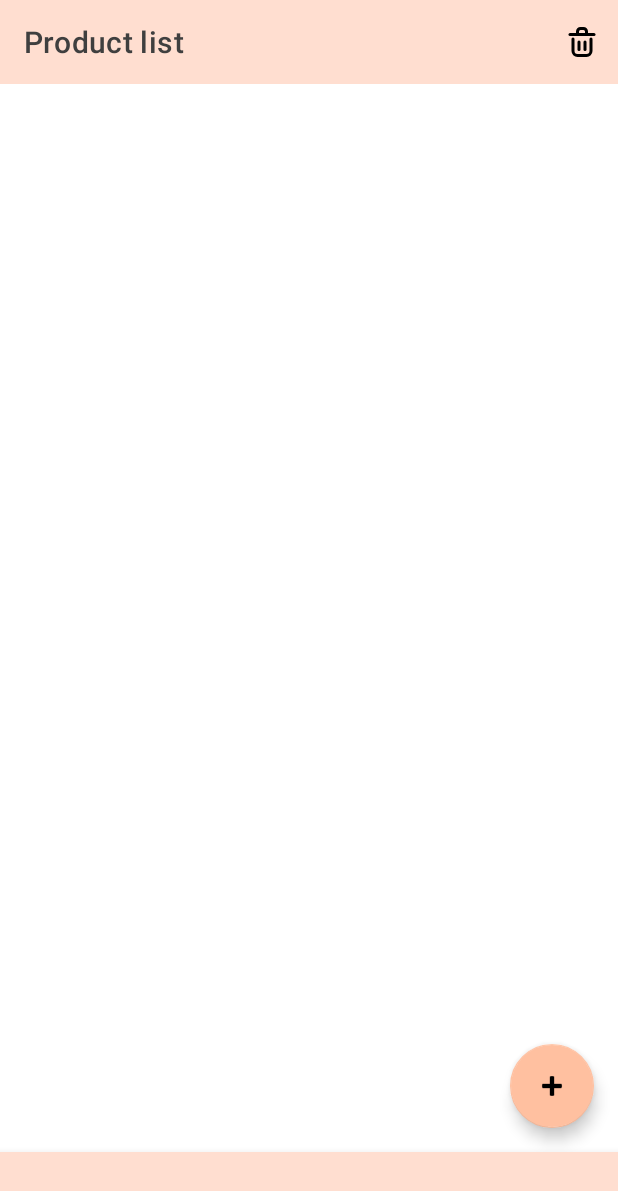
After one commit to liiceberg/team8-project-summer-lab-2024, an Android app: the ProductListFragment screen opened through its navigation route, on a phone screen of 412 x 824 dp. The commit adds this screen. Shown: the top 1191 px of the screen. Run offline under Robolectric (Android 15) with nearby library versions, the phone set to English and light mode, and no system bars; our stand-ins replace navigation-ui.

Commit message:
bottom navigation added

```diff
--- a/app/build.gradle.kts
+++ b/app/build.gradle.kts
@@ -33,6 +33,11 @@ android {
     kotlinOptions {
         jvmTarget = "1.8"
     }
+
+
+    buildFeatures {
+        viewBinding = true
+    }
 }
 
 dependencies {
@@ -40,4 +45,10 @@ dependencies {
     implementation("androidx.core:core-ktx:1.13.1")
     implementation("androidx.appcompat:appcompat:1.7.0")
     implementation("com.google.android.material:material:1.12.0")
+    implementation("androidx.legacy:legacy-support-v4:1.0.0")
+
+    val nav_version = "2.7.7"
+    implementation("androidx.navigation:navigation-fragment-ktx:$nav_version")
+    implementation("androidx.navigation:navigation-ui-ktx:$nav_version")
+
 }
--- a/app/src/main/java/ru/kpfu/itis/summerlab/team8/cookup/MainActivity.kt
+++ b/app/src/main/java/ru/kpfu/itis/summerlab/team8/cookup/MainActivity.kt
@@ -2,10 +2,27 @@ package ru.kpfu.itis.summerlab.team8.cookup
 
 import android.os.Bundle
 import androidx.appcompat.app.AppCompatActivity
+import androidx.navigation.NavController
+import androidx.navigation.fragment.NavHostFragment
+import androidx.navigation.ui.setupWithNavController
+import ru.kpfu.itis.summerlab.team8.cookup.databinding.ActivityMainBinding
 
 class MainActivity : AppCompatActivity() {
+
+    private var viewBinding : ActivityMainBinding? = null
+
+    private var controller : NavController? = null
+
     override fun onCreate(savedInstanceState: Bundle?) {
         super.onCreate(savedInstanceState)
-        setContentView(R.layout.activity_main)
+        viewBinding = ActivityMainBinding.inflate(layoutInflater)
+
+        setContentView(viewBinding?.root)
+
+        controller = (supportFragmentManager.findFragmentById(R.id.container_fragment) as NavHostFragment).navController
+
+        viewBinding?.apply {
+            bottomNavigation.setupWithNavController(controller!!)
+        }
     }
 }
--- /dev/null
+++ b/app/src/main/java/ru/kpfu/itis/summerlab/team8/cookup/ProductListFragment.kt
@@ -0,0 +1,6 @@
+package ru.kpfu.itis.summerlab.team8.cookup
+
+import androidx.fragment.app.Fragment
+
+class ProductListFragment : Fragment(R.layout.fragment_product_list) {
+}
--- /dev/null
+++ b/app/src/main/java/ru/kpfu/itis/summerlab/team8/cookup/RecipeInfoFragment.kt
@@ -0,0 +1,6 @@
+package ru.kpfu.itis.summerlab.team8.cookup
+
+import androidx.fragment.app.Fragment
+
+class RecipeInfoFragment : Fragment(R.layout.fragment_recipe_info) {
+}
--- /dev/null
+++ b/app/src/main/res/drawable/ic_check_circle.xml
@@ -0,0 +1,5 @@
+<vector android:height="24dp" android:tint="#000000"
+    android:viewportHeight="24" android:viewportWidth="24"
+    android:width="24dp" xmlns:android="http://schemas.android.com/apk/res/android">
+    <path android:fillColor="@android:color/white" android:pathData="M12,2C6.48,2 2,6.48 2,12s4.48,10 10,10 10,-4.48 10,-10S17.52,2 12,2zM10,17l-5,-5 1.41,-1.41L10,14.17l7.59,-7.59L19,8l-9,9z"/>
+</vector>
--- /dev/null
+++ b/app/src/main/res/drawable/ic_feed.xml
@@ -0,0 +1,5 @@
+<vector android:height="24dp" android:tint="#000000"
+    android:viewportHeight="24" android:viewportWidth="24"
+    android:width="24dp" xmlns:android="http://schemas.android.com/apk/res/android">
+    <path android:fillColor="@android:color/white" android:pathData="M3,17h18v2L3,19zM3,10h18v5L3,15zM3,6h18v2L3,8z"/>
+</vector>
--- a/app/src/main/res/layout/activity_main.xml
+++ b/app/src/main/res/layout/activity_main.xml
@@ -1,6 +1,35 @@
 <?xml version="1.0" encoding="utf-8"?>
 <androidx.constraintlayout.widget.ConstraintLayout xmlns:android="http://schemas.android.com/apk/res/android"
+    xmlns:app="http://schemas.android.com/apk/res-auto"
     android:layout_width="match_parent"
     android:layout_height="match_parent">
 
+
+    <androidx.fragment.app.FragmentContainerView
+        android:id="@+id/container_fragment"
+        android:layout_width="match_parent"
+        android:layout_height="0dp"
+        android:name="androidx.navigation.fragment.NavHostFragment"
+        app:defaultNavHost="true"
+        app:navGraph="@navigation/main_graph"
+        app:layout_constraintBottom_toTopOf="@+id/bottom_navigation"
+        app:layout_constraintEnd_toEndOf="parent"
+        app:layout_constraintStart_toStartOf="parent"
+        app:layout_constraintTop_toTopOf="parent" />
+
+    <com.google.android.material.bottomnavigation.BottomNavigationView
+        android:id="@+id/bottom_navigation"
+        android:layout_width="match_parent"
+        android:layout_height="wrap_content"
+        android:background="@color/primary_color_cookup"
+
+        app:itemIconTint="@color/dark_color_cookup"
+        app:itemTextColor="@color/dark_color_cookup"
+        app:labelVisibilityMode="selected"
+        app:layout_constraintBottom_toBottomOf="parent"
+        app:layout_constraintEnd_toEndOf="parent"
+        app:layout_constraintStart_toStartOf="parent"
+        app:menu="@menu/menu_main" />
+
+
 </androidx.constraintlayout.widget.ConstraintLayout>
--- a/app/src/main/res/layout/fragment_product_list.xml
+++ b/app/src/main/res/layout/fragment_product_list.xml
@@ -16,7 +16,7 @@
         app:layout_constraintStart_toStartOf="parent"
         app:layout_constraintTop_toTopOf="parent"
         app:menu="@menu/top_app_bar_products"
-        app:title="Список продуктов"
+        app:title="@string/product_list"
         app:titleTextColor="@color/dark_color_cookup" />
 
     <androidx.recyclerview.widget.RecyclerView
@@ -41,7 +41,8 @@
         android:layout_marginBottom="16dp"
         android:src="@android:drawable/ic_input_add"
         app:layout_constraintBottom_toBottomOf="parent"
-        app:layout_constraintEnd_toEndOf="parent" />
+        app:layout_constraintEnd_toEndOf="parent"
+        android:importantForAccessibility="no" />
 
 
 </androidx.constraintlayout.widget.ConstraintLayout>
--- /dev/null
+++ b/app/src/main/res/navigation/main_graph.xml
@@ -0,0 +1,31 @@
+<?xml version="1.0" encoding="utf-8"?>
+<navigation xmlns:android="http://schemas.android.com/apk/res/android"
+    xmlns:app="http://schemas.android.com/apk/res-auto"
+    xmlns:tools="http://schemas.android.com/tools"
+    android:id="@+id/main_graph"
+    app:startDestination="@id/feedFragment">
+
+    <fragment
+        android:id="@+id/feedFragment"
+        android:name="ru.kpfu.itis.summerlab.team8.cookup.FeedFragment"
+        android:label="fragment_feed"
+        tools:layout="@layout/fragment_feed" />
+
+    <fragment
+        android:id="@+id/productListFragment"
+        android:name="ru.kpfu.itis.summerlab.team8.cookup.ProductListFragment"
+        android:label="ProductListFragment" />
+
+    <fragment
+        android:id="@+id/recipeInfoFragment"
+        android:name="ru.kpfu.itis.summerlab.team8.cookup.RecipeInfoFragment"
+        android:label="RecipeInfoFragment" />
+
+    <fragment
+        android:id="@+id/recipeListFragment"
+        android:name="ru.kpfu.itis.summerlab.team8.cookup.RecipeListFragment"/>
+
+    <fragment
+        android:id="@+id/ingredientsListFragment"
+        android:name="ru.kpfu.itis.summerlab.team8.cookup.IngredientsListFragment"/>
+</navigation>
--- a/app/src/main/res/values/strings.xml
+++ b/app/src/main/res/values/strings.xml
@@ -1,5 +1,4 @@
 <resources>
-    <string name="app_name" translatable="false">CookUp</string>
     <string name="hello_blank_fragment" translatable="false">Hello blank fragment</string>
     <string name="titleFeed">Recipes</string>
     <string name="AddRecipe">Add</string>
@@ -17,4 +16,6 @@
     <string name="cook">Приготовить</string>
     <string name="search_recipe">Найти рецепт</string>
     <string name="recipes">Рецепты</string>
+    <string name="favorites">Favorites</string>
+    <string name="product_list">Product list</string>
 </resources>
```
